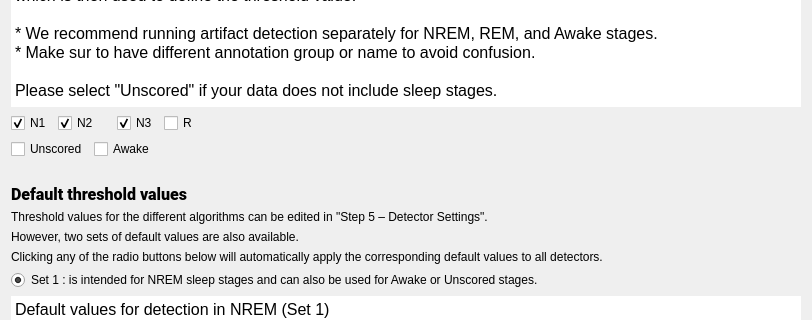
First picture: the form in tools/CEAMSTools/DetectArtifacts/SleepStageSelStep/Ui_SleepStageSelStep.ui, repository SnoozToolbox/snooz-package-ceams, before the edit; both pictures show x 0 to 812 and y 161 to 481 of the 812 by 840 pixel window.
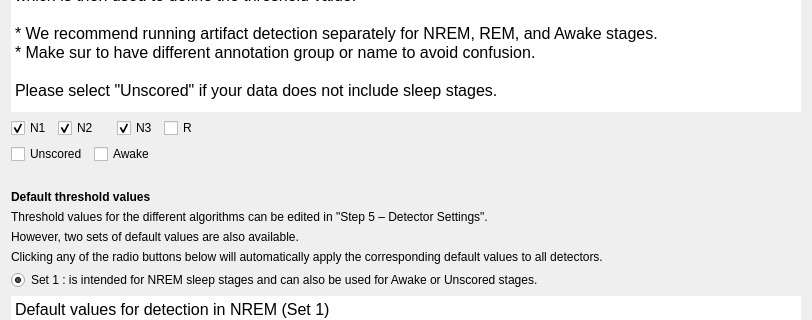
Second picture: the form after the edit.

Commit message: Font step 4: forms without fonts of their own, look kept

What changed in the file:
```diff
--- a/tools/CEAMSTools/DetectArtifacts/SleepStageSelStep/Ui_SleepStageSelStep.ui
+++ b/tools/CEAMSTools/DetectArtifacts/SleepStageSelStep/Ui_SleepStageSelStep.ui
@@ -13,9 +13,6 @@
   <property name="windowTitle">
    <string/>
   </property>
-  <property name="styleSheet">
-   <string notr="true">font: 12pt &quot;Roboto&quot;;</string>
-  </property>
   <layout class="QVBoxLayout" name="verticalLayout">
    <item>
     <widget class="QLabel" name="label_7">
@@ -75,7 +72,7 @@
 hr { height: 1px; border-width: 0; }
 li.unchecked::marker { content: &quot;\2610&quot;; }
 li.checked::marker { content: &quot;\2612&quot;; }
-&lt;/style&gt;&lt;/head&gt;&lt;body style=&quot; font-family:'Roboto'; font-size:12pt; font-weight:400; font-style:normal;&quot;&gt;
+&lt;/style&gt;&lt;/head&gt;&lt;body style=&quot; font-size:12pt; font-weight:400; font-style:normal;&quot;&gt;
 &lt;p style=&quot; margin-top:0px; margin-bottom:0px; margin-left:0px; margin-right:0px; -qt-block-indent:0; text-indent:0px;&quot;&gt;Select the sleep stages in which you want to detect artifacts.&lt;/p&gt;
 &lt;p style=&quot;-qt-paragraph-type:empty; margin-top:0px; margin-bottom:0px; margin-left:0px; margin-right:0px; -qt-block-indent:0; text-indent:0px;&quot;&gt;&lt;br /&gt;&lt;/p&gt;
 &lt;p style=&quot; margin-top:0px; margin-bottom:0px; margin-left:0px; margin-right:0px; -qt-block-indent:0; text-indent:0px;&quot;&gt;Artifact detection performs better when similar sleep stages are selected, as the power distribution can be modeled more accurately. &lt;/p&gt;
@@ -190,8 +187,6 @@
      </property>
      <property name="font">
       <font>
-       <family>Roboto</family>
-       <pointsize>12</pointsize>
        <italic>false</italic>
        <bold>false</bold>
       </font>
@@ -280,7 +275,7 @@
 hr { height: 1px; border-width: 0; }
 li.unchecked::marker { content: &quot;\2610&quot;; }
 li.checked::marker { content: &quot;\2612&quot;; }
-&lt;/style&gt;&lt;/head&gt;&lt;body style=&quot; font-family:'Roboto'; font-size:12pt; font-weight:400; font-style:normal;&quot;&gt;
+&lt;/style&gt;&lt;/head&gt;&lt;body style=&quot; font-size:12pt; font-weight:400; font-style:normal;&quot;&gt;
 &lt;p style=&quot; margin-top:0px; margin-bottom:0px; margin-left:0px; margin-right:0px; -qt-block-indent:0; text-indent:0px;&quot;&gt;Default values for detection in NREM (Set 1)&lt;/p&gt;
 &lt;p style=&quot; margin-top:0px; margin-bottom:0px; margin-left:0px; margin-right:0px; -qt-block-indent:0; text-indent:0px;&quot;&gt;    &lt;span style=&quot; font-weight:700;&quot;&gt;Flatline&lt;/span&gt; : 		A=&lt;span style=&quot; font-weight:700;&quot;&gt;0.25&lt;/span&gt; µV&lt;span style=&quot; vertical-align:super;&quot;&gt;2&lt;/span&gt;&lt;/p&gt;
 &lt;p style=&quot; margin-top:0px; margin-bottom:0px; margin-left:0px; margin-right:0px; -qt-block-indent:0; text-indent:0px;&quot;&gt;    &lt;span style=&quot; font-weight:700;&quot;&gt;High Frequency Burst &lt;/span&gt;: 	A=&lt;span style=&quot; font-weight:700;&quot;&gt;4&lt;/span&gt; SD; 		B=&lt;span style=&quot; font-weight:700;&quot;&gt;8&lt;/span&gt; BSL MED, 	C=&lt;span style=&quot; font-weight:700;&quot;&gt;0.1&lt;/span&gt; Ratio&lt;/p&gt;
```
Left out of the diff: 2 changed lines with no effect on the pictures. The commit also changes 427 other files.
